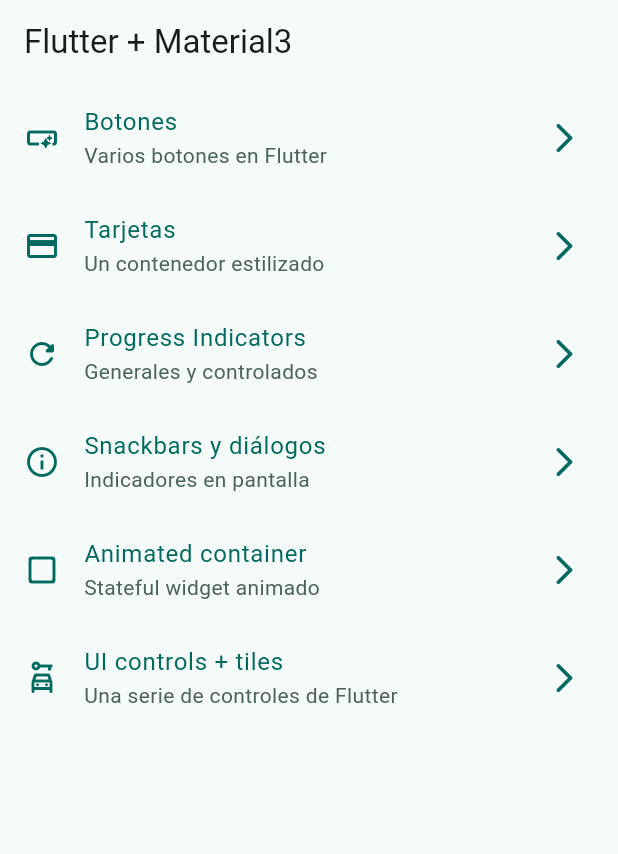
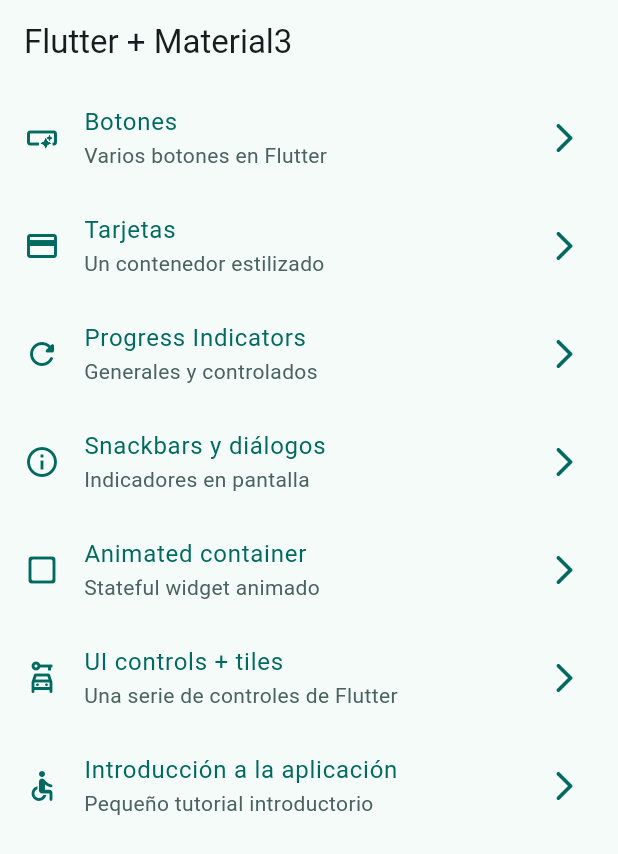
Before and after one commit to dieginin/widgets_app, a Flutter app: the screen it shows after launch, on a phone screen of 412 x 824 dp. Shown: the top 854 px of the screen. Run offline on Flutter 3.47's test engine with Material 2 defaults, Android fonts, the phone set to English and light mode, and no system bars; our stand-ins replace go_router.

Commit message:
Tutorial screen added

```diff
--- a/lib/config/menu/menu_items.dart
+++ b/lib/config/menu/menu_items.dart
@@ -51,4 +51,10 @@ const appMenuItems = [
     link: '/ui-controls',
     icon: Icons.car_rental_outlined,
   ),
+  MenuItem(
+    title: 'Introducción a la aplicación',
+    subTitle: 'Pequeño tutorial introductorio',
+    link: '/tutorial',
+    icon: Icons.accessible_rounded,
+  ),
 ];
--- a/lib/config/router/app_router.dart
+++ b/lib/config/router/app_router.dart
@@ -40,5 +40,10 @@ final appRouter = GoRouter(
       path: '/ui-controls',
       builder: (context, state) => const UiControlsScreen(),
     ),
+    GoRoute(
+      name: AppTutorialScreen.name,
+      path: '/tutorial',
+      builder: (context, state) => const AppTutorialScreen(),
+    ),
   ],
 );
```
